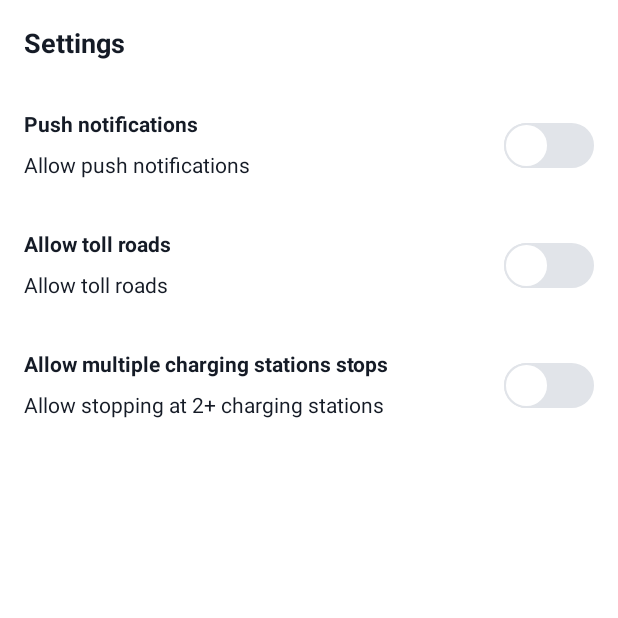
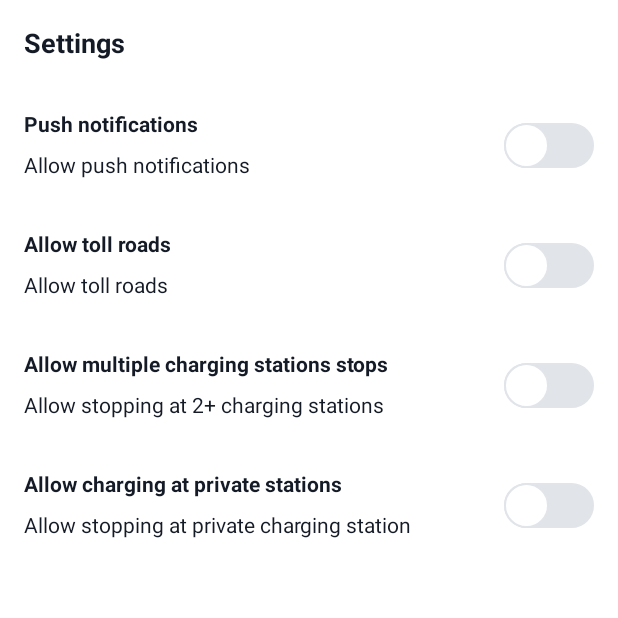
Before and after one commit to tuvalbarak/Cycle_v2, an Android app: the SettingsFragment screen opened through its navigation route, on a phone screen of 412 x 824 dp, the top half of it. Run offline under Robolectric (Android 15) with nearby library versions, the light colour scheme and no system bars; our stand-ins replace Dagger/Hilt's generated code, Firebase (no records; nobody signed in at launch, a user with empty details on screens opened directly), navigation-ui; libraries missing offline, so code that uses them is left out: br.ufrn.imd; network calls fail; pictures from the network do not load; 3 statements that could not run were skipped.

Commit message:
added private stations boolean to user preferenceszz

```diff
--- a/app/src/main/java/com/tdp/cycle/common/DriverPreferencesConsts.kt
+++ b/app/src/main/java/com/tdp/cycle/common/DriverPreferencesConsts.kt
@@ -6,6 +6,7 @@ object DriverPreferencesConsts {
     const val pushNotifications = "push_notifications"
     const val multipleChargingStops = "multiple_charging_stops"
     const val allowTollRoads = "allow_toll_roads"
+    const val isPrivateStations = "is_private_stations"
 
     const val lastSelectedEV = "last_selected_ev"
 }
--- a/app/src/main/java/com/tdp/cycle/features/profile/settings/SettingsFragment.kt
+++ b/app/src/main/java/com/tdp/cycle/features/profile/settings/SettingsFragment.kt
@@ -33,6 +33,11 @@ class SettingsFragment : CycleBaseFragment<FragmentSettingsBinding>(FragmentSett
             settingsNotificationsSwitch.setOnCheckedChangeListener { _, isChecked ->
                 settingsViewModel.updatePushNotificationsInSP(isChecked)
             }
+
+            settingsPrivateStationsSwitch.setOnCheckedChangeListener { _, isChecked ->
+                settingsViewModel.updateIsPrivateStationsAllowedInSp(isChecked)
+            }
+
         }
     }
 
@@ -51,6 +56,10 @@ class SettingsFragment : CycleBaseFragment<FragmentSettingsBinding>(FragmentSett
                 settingsMultipleChargingSwitch.isChecked = isChecked
             }
 
+            settingsViewModel.allowPrivateStations.observe(viewLifecycleOwner) { isChecked ->
+                settingsPrivateStationsSwitch.isChecked = isChecked
+            }
+
             settingsViewModel.progressData.observe(viewLifecycleOwner) { isLoading ->
                 handleProgress(isLoading)
             }
--- a/app/src/main/java/com/tdp/cycle/features/profile/settings/SettingsViewModel.kt
+++ b/app/src/main/java/com/tdp/cycle/features/profile/settings/SettingsViewModel.kt
@@ -17,11 +17,13 @@ class SettingsViewModel @Inject constructor(
     val allowPushNotifications = MutableLiveData<Boolean>()
     val allowTollRoads = MutableLiveData<Boolean>()
     val allowMultipleChargingStops = MutableLiveData<Boolean>()
+    val allowPrivateStations = MutableLiveData<Boolean>()
 
     init {
         getArePushNotificationsAllowed()
         getAreMultipleChargingStationsAllowed()
         getAreTollRoadsAllowed()
+        getArePrivateStationsAllowed()
     }
 
     fun updatePushNotificationsInSP(pushNotifications: Boolean) {
@@ -39,22 +41,33 @@ class SettingsViewModel @Inject constructor(
         getAreTollRoadsAllowed()
     }
 
+    fun updateIsPrivateStationsAllowedInSp(isPrivateStationsAllowed: Boolean) {
+        userRepository.updateIsPrivateStationsAllowedInSp(isPrivateStationsAllowed)
+        getArePrivateStationsAllowed()
+    }
+
     private fun getArePushNotificationsAllowed() {
-        viewModelScope.launch(Dispatchers.IO) {
+        safeViewModelScopeIO {
             allowPushNotifications.postValue(userRepository.getArePushNotificationsAllowed())
         }
     }
 
     private fun getAreMultipleChargingStationsAllowed() {
-        viewModelScope.launch(Dispatchers.IO) {
+        safeViewModelScopeIO {
             allowMultipleChargingStops.postValue(userRepository.getAreMultipleChargingStationsAllowed())
         }
     }
 
     private fun getAreTollRoadsAllowed() {
-        viewModelScope.launch(Dispatchers.IO) {
+        safeViewModelScopeIO {
             allowTollRoads.postValue(userRepository.getAreTollRoadsAllowed())
         }
     }
 
+    private fun getArePrivateStationsAllowed() {
+        safeViewModelScopeIO {
+            allowPrivateStations.postValue(userRepository.getArePrivateStationsAllowed())
+        }
+    }
+
 }
--- a/app/src/main/java/com/tdp/cycle/features/routes/MapsViewModel.kt
+++ b/app/src/main/java/com/tdp/cycle/features/routes/MapsViewModel.kt
@@ -304,6 +304,9 @@ class MapsViewModel @Inject constructor(
             leg?.steps?.forEach { step ->
                 // Now crossing between all possible steps (from all possible routes & legs) and our charging stations
                 chargingStations.value?.forEach { chargingStation ->
+                    val arePrivateStationsAllowed = user.value?.userPreferance?.arePrivateChargingStationsAllowed ?: false
+                    if(chargingStation?.isPrivate == true || !arePrivateStationsAllowed) {
+
                         // Making sure nothing is null
                         chargingStation?.lat?.let { chargingStationLat ->
                             chargingStation.lng?.let { chargingStationLng ->
@@ -341,6 +344,7 @@ class MapsViewModel @Inject constructor(
                                                 // Saving new params
                                                 minDistanceBetweenStepAndStation = currentDistanceBetweenStepAndStation.toDouble()
                                                 currentBestStation = chargingStation
+                                            }
                                         }
                                     }
                                 }
--- a/app/src/main/java/com/tdp/cycle/models/cycle_server/UserPreferance.kt
+++ b/app/src/main/java/com/tdp/cycle/models/cycle_server/UserPreferance.kt
@@ -9,5 +9,6 @@ data class UserPreferance (
     val areNotificationAllowed: Boolean? = null,
     val areTollRoadsAllowed: Boolean? = null,
     val areMultipleChargingStopsAllowed: Boolean? = null,
+    val arePrivateChargingStationsAllowed: Boolean? = null,
     val roadLandscape: String? = null,
 ) : Parcelable
--- a/app/src/main/java/com/tdp/cycle/repositories/UserRepository.kt
+++ b/app/src/main/java/com/tdp/cycle/repositories/UserRepository.kt
@@ -74,6 +74,10 @@ class UserRepository(
         sharedPreferences.edit().putBoolean(DriverPreferencesConsts.allowTollRoads, allowTollRoads).apply()
     }
 
+    fun updateIsPrivateStationsAllowedInSp(isPrivateStationsAllowed: Boolean) {
+        sharedPreferences.edit().putBoolean(DriverPreferencesConsts.isPrivateStations, isPrivateStationsAllowed).apply()
+    }
+
     suspend fun getArePushNotificationsAllowed() = withContext(Dispatchers.IO) {
         sharedPreferences.getBoolean(DriverPreferencesConsts.pushNotifications, false)
     }
@@ -86,4 +90,8 @@ class UserRepository(
         sharedPreferences.getBoolean(DriverPreferencesConsts.allowTollRoads, false)
     }
 
+    suspend fun getArePrivateStationsAllowed() = withContext(Dispatchers.IO) {
+        sharedPreferences.getBoolean(DriverPreferencesConsts.isPrivateStations, false)
+    }
+
 }
--- a/app/src/main/res/layout/fragment_settings.xml
+++ b/app/src/main/res/layout/fragment_settings.xml
@@ -110,4 +110,37 @@
         android:thumb="@drawable/thumb_switch"
         app:track="@drawable/track_switch" />
 
+    <TextView
+        android:id="@+id/settingsPrivateStationsTitle"
+        android:layout_width="match_parent"
+        android:layout_height="wrap_content"
+        android:text="Allow charging at private stations"
+        app:layout_constraintStart_toStartOf="parent"
+        app:layout_constraintTop_toTopOf="@+id/settingsPrivateStationsSwitch"
+        style="@style/CycleRegularTextStyle"
+        android:textStyle="bold"
+        android:lineSpacingExtra="8dp" />
+
+    <TextView
+        android:layout_width="match_parent"
+        android:layout_height="wrap_content"
+        android:text="Allow stopping at private charging station"
+        app:layout_constraintStart_toStartOf="parent"
+        app:layout_constraintTop_toBottomOf="@+id/settingsPrivateStationsTitle"
+        android:layout_marginTop="8dp"
+        style="@style/CycleRegularTextStyle"
+        android:lineSpacingExtra="8dp" />
+
+    <androidx.appcompat.widget.SwitchCompat
+        android:id="@+id/settingsPrivateStationsSwitch"
+        android:layout_width="wrap_content"
+        android:layout_height="wrap_content"
+        app:layout_constraintEnd_toEndOf="parent"
+        app:layout_constraintTop_toBottomOf="@+id/settingsMultipleChargingSwitch"
+        android:layout_marginTop="@dimen/common_extra_extra_large_margin"
+        android:theme="@style/SCBSwitch"
+        android:thumb="@drawable/thumb_switch"
+        app:track="@drawable/track_switch" />
+
+
 </androidx.constraintlayout.widget.ConstraintLayout>
```
Lines whose indentation alone changed are shown as unchanged.
